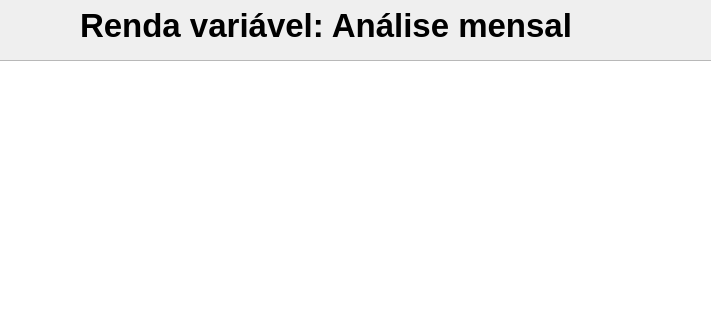
ThiagoServulo/MyFinancialAssets, file variableincomeperformancewindow.ui: the form before one commit; both pictures show x 180 to 891 and y 0 to 320 of the 1062 by 600 pixel window.
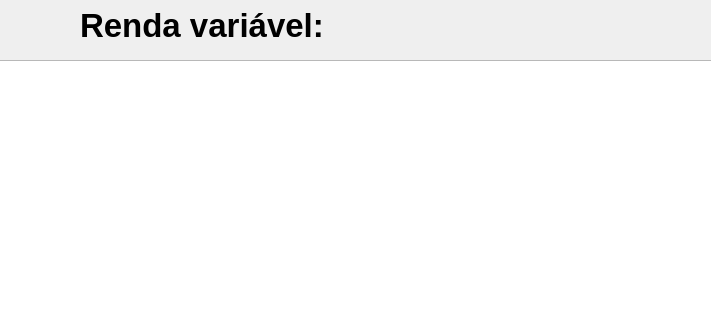
The form after the commit.

```diff
--- a/variableincomeperformancewindow.ui
+++ b/variableincomeperformancewindow.ui
@@ -31,7 +31,7 @@
      </font>
     </property>
     <property name="text">
-     <string>Renda variável: Análise mensal</string>
+     <string>Renda variável: </string>
     </property>
    </widget>
    <widget class="QTableWidget" name="tableWidget">
```
Left out of the diff: 2 changed lines with no effect on the pictures.
